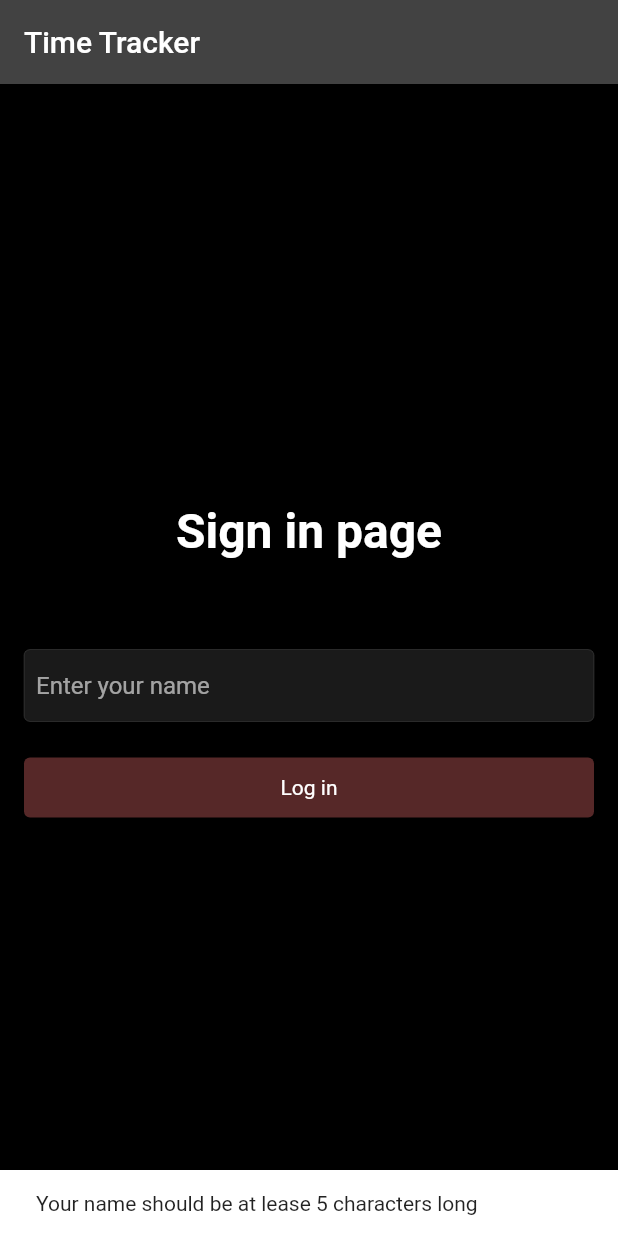
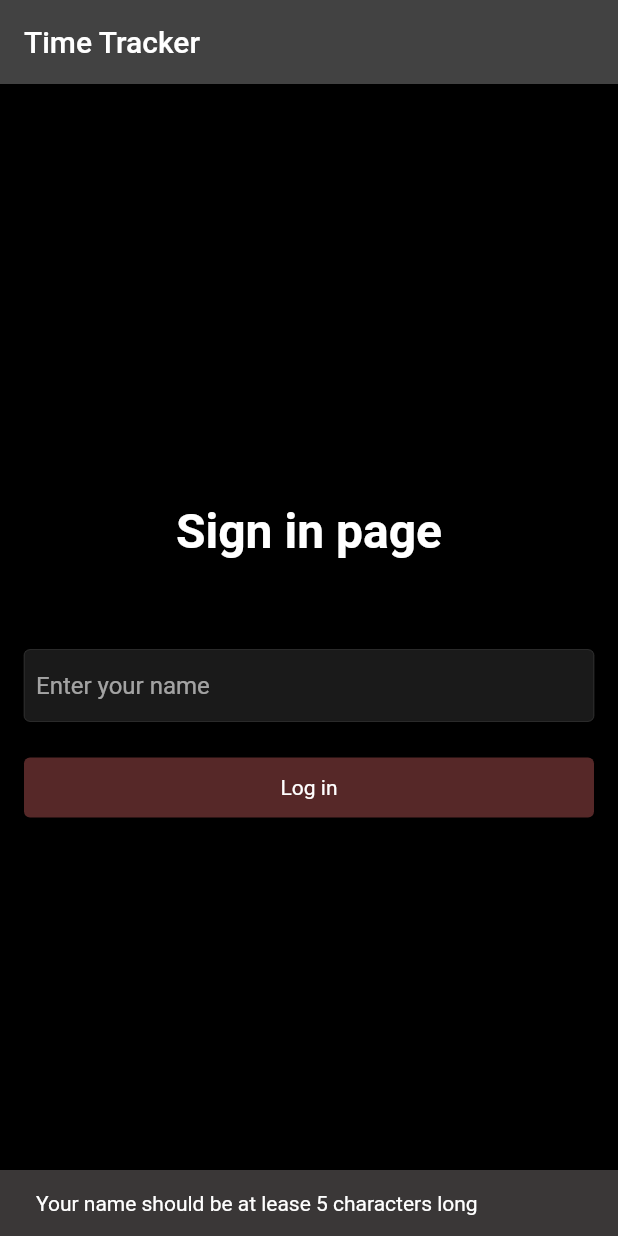
Before and after one commit to ahmadjz/flutter-steps-tracker, a Flutter app: the screen it shows after launch, after a tap on "Log in", on a phone screen of 412 x 824 dp. Run offline on Flutter 3.47's test engine with Material 2 defaults, Android fonts, the phone set to English and light mode, and no system bars; our stand-ins replace cloud_firestore, firebase_auth, firebase_core, loading_indicator, permission_handler, persistent_bottom_nav_bar; accounts and stored records are empty.

Commit message:
update snackbar style

```diff
--- a/lib/utils/show_snack_bar.dart
+++ b/lib/utils/show_snack_bar.dart
@@ -1,9 +1,14 @@
 import 'package:flutter/material.dart';
+import 'package:flutter_steps_tracker/utils/colors.dart';
 
 showSnackBar(BuildContext context, String text) {
   return ScaffoldMessenger.of(context).showSnackBar(
     SnackBar(
-      content: Text(text),
+      backgroundColor: darkGrey,
+      content: Text(
+        text,
+        style: const TextStyle(color: Colors.white),
+      ),
     ),
   );
 }
```
